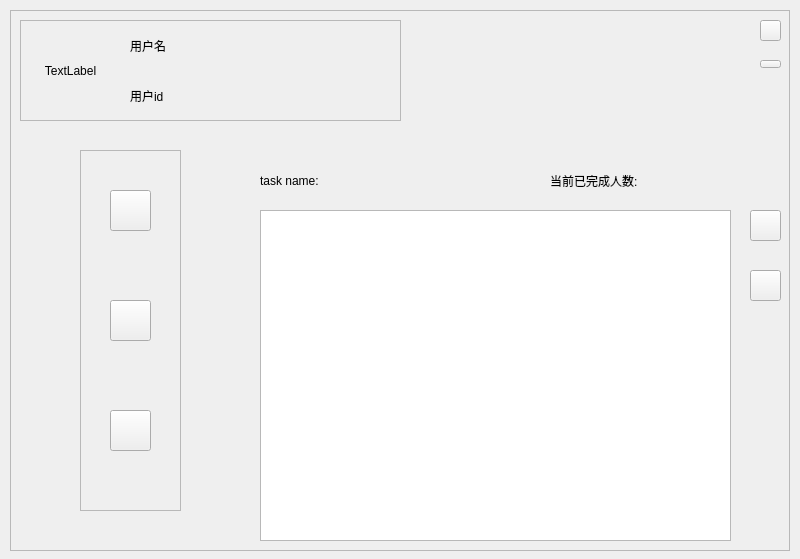
Before: the Qt Designer form teacher_main.ui in duoaidaoc/word-memorize-software, drawn with Qt 5.
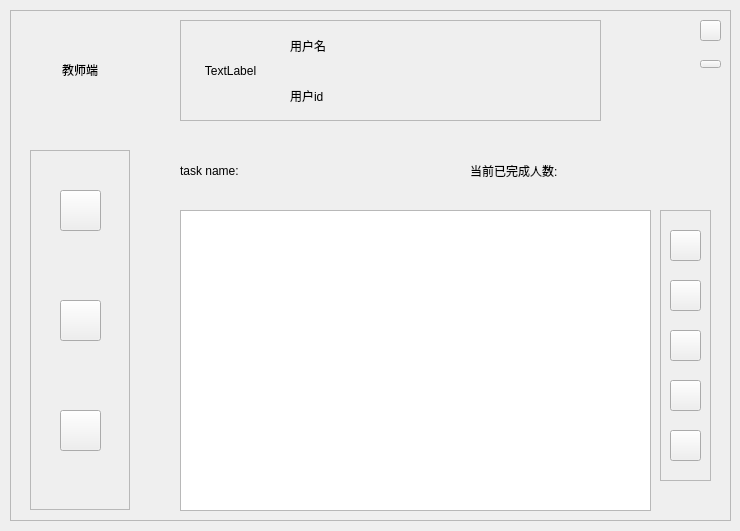
After: the same form once the commit is applied. The open tabs and pages were chosen to show the change.

Commit message: 老师端ui界面完成

Patch:
```diff
--- a/teacher_main.ui
+++ b/teacher_main.ui
@@ -6,8 +6,8 @@
    <rect>
     <x>0</x>
     <y>0</y>
-    <width>800</width>
-    <height>559</height>
+    <width>740</width>
+    <height>531</height>
    </rect>
   </property>
   <property name="windowTitle">
@@ -18,8 +18,8 @@
     <rect>
      <x>10</x>
      <y>10</y>
-     <width>780</width>
-     <height>541</height>
+     <width>721</width>
+     <height>511</height>
     </rect>
    </property>
    <property name="frameShape">
@@ -31,9 +31,9 @@
    <widget class="QFrame" name="info_frame">
     <property name="geometry">
      <rect>
-      <x>10</x>
+      <x>170</x>
       <y>10</y>
-      <width>381</width>
+      <width>421</width>
       <height>101</height>
      </rect>
     </property>
@@ -64,7 +64,7 @@
       <rect>
        <x>110</x>
        <y>10</y>
-       <width>251</width>
+       <width>261</width>
        <height>31</height>
       </rect>
      </property>
@@ -77,7 +77,7 @@
       <rect>
        <x>110</x>
        <y>60</y>
-       <width>251</width>
+       <width>261</width>
        <height>31</height>
       </rect>
      </property>
@@ -89,10 +89,10 @@
    <widget class="QFrame" name="btn_frame">
     <property name="geometry">
      <rect>
-      <x>70</x>
+      <x>20</x>
       <y>140</y>
-      <width>101</width>
-      <height>361</height>
+      <width>100</width>
+      <height>360</height>
      </rect>
     </property>
     <property name="frameShape">
@@ -153,7 +153,7 @@
    <widget class="QPushButton" name="min_button">
     <property name="geometry">
      <rect>
-      <x>750</x>
+      <x>690</x>
       <y>50</y>
       <width>21</width>
       <height>8</height>
@@ -166,7 +166,7 @@
    <widget class="QPushButton" name="close_button">
     <property name="geometry">
      <rect>
-      <x>750</x>
+      <x>690</x>
       <y>10</y>
       <width>21</width>
       <height>21</height>
@@ -179,10 +179,10 @@
    <widget class="QStackedWidget" name="stackedWidget">
     <property name="geometry">
      <rect>
-      <x>240</x>
-      <y>140</y>
-      <width>531</width>
-      <height>391</height>
+      <x>160</x>
+      <y>130</y>
+      <width>551</width>
+      <height>381</height>
      </rect>
     </property>
     <property name="currentIndex">
@@ -545,45 +545,6 @@
        </widget>
       </widget>
      </widget>
-     <widget class="QPushButton" name="btn_add_task">
-      <property name="geometry">
-       <rect>
-        <x>490</x>
-        <y>60</y>
-        <width>31</width>
-        <height>31</height>
-       </rect>
-      </property>
-      <property name="text">
-       <string/>
-      </property>
-     </widget>
-     <widget class="QPushButton" name="btn_del_task">
-      <property name="geometry">
-       <rect>
-        <x>490</x>
-        <y>110</y>
-        <width>31</width>
-        <height>31</height>
-       </rect>
-      </property>
-      <property name="text">
-       <string/>
-      </property>
-     </widget>
-     <widget class="QPushButton" name="btn_view_task_condition">
-      <property name="geometry">
-       <rect>
-        <x>490</x>
-        <y>160</y>
-        <width>31</width>
-        <height>31</height>
-       </rect>
-      </property>
-      <property name="text">
-       <string/>
-      </property>
-     </widget>
      <widget class="QLabel" name="label_class_of_task">
       <property name="geometry">
        <rect>
@@ -684,7 +645,7 @@
        <rect>
         <x>300</x>
         <y>10</y>
-        <width>191</width>
+        <width>181</width>
         <height>41</height>
        </rect>
       </property>
@@ -705,44 +666,214 @@
        <string>task name:</string>
       </property>
      </widget>
-     <widget class="QPushButton" name="btn_greater">
-      <property name="geometry">
-       <rect>
-        <x>500</x>
-        <y>60</y>
-        <width>31</width>
-        <height>31</height>
-       </rect>
-      </property>
-      <property name="text">
-       <string/>
-      </property>
-     </widget>
-     <widget class="QPushButton" name="btn_lower">
-      <property name="geometry">
-       <rect>
-        <x>500</x>
-        <y>120</y>
-        <width>31</width>
-        <height>31</height>
-       </rect>
-      </property>
-      <property name="text">
-       <string/>
-      </property>
-     </widget>
      <widget class="QTableWidget" name="tableWidget">
       <property name="geometry">
        <rect>
         <x>10</x>
-        <y>60</y>
+        <y>70</y>
         <width>471</width>
-        <height>331</height>
+        <height>301</height>
        </rect>
       </property>
      </widget>
+     <widget class="QFrame" name="btn_frame_2">
+      <property name="geometry">
+       <rect>
+        <x>490</x>
+        <y>70</y>
+        <width>51</width>
+        <height>271</height>
+       </rect>
+      </property>
+      <property name="frameShape">
+       <enum>QFrame::StyledPanel</enum>
+      </property>
+      <property name="frameShadow">
+       <enum>QFrame::Raised</enum>
+      </property>
+      <widget class="QPushButton" name="btn_del_task">
+       <property name="geometry">
+        <rect>
+         <x>10</x>
+         <y>220</y>
+         <width>31</width>
+         <height>31</height>
+        </rect>
+       </property>
+       <property name="text">
+        <string/>
+       </property>
+      </widget>
+      <widget class="QPushButton" name="btn_condition_to_content">
+       <property name="geometry">
+        <rect>
+         <x>10</x>
+         <y>120</y>
+         <width>31</width>
+         <height>31</height>
+        </rect>
+       </property>
+       <property name="text">
+        <string/>
+       </property>
+      </widget>
+      <widget class="QPushButton" name="btn_lower">
+       <property name="geometry">
+        <rect>
+         <x>10</x>
+         <y>70</y>
+         <width>31</width>
+         <height>31</height>
+        </rect>
+       </property>
+       <property name="text">
+        <string/>
+       </property>
+      </widget>
+      <widget class="QPushButton" name="btn_greater">
+       <property name="geometry">
+        <rect>
+         <x>10</x>
+         <y>20</y>
+         <width>31</width>
+         <height>31</height>
+        </rect>
+       </property>
+       <property name="text">
+        <string/>
+       </property>
+      </widget>
+      <widget class="QPushButton" name="btn_condition_to_task">
+       <property name="geometry">
+        <rect>
+         <x>10</x>
+         <y>170</y>
+         <width>31</width>
+         <height>31</height>
+        </rect>
+       </property>
+       <property name="text">
+        <string/>
+       </property>
+      </widget>
+     </widget>
+     <zorder>btn_frame_2</zorder>
+     <zorder>label_finish_count</zorder>
+     <zorder>label_task_name</zorder>
+     <zorder>tableWidget</zorder>
     </widget>
-    <widget class="QWidget" name="page_2"/>
+    <widget class="QWidget" name="task_content_page">
+     <widget class="QScrollArea" name="scrollArea_task_view">
+      <property name="geometry">
+       <rect>
+        <x>10</x>
+        <y>70</y>
+        <width>471</width>
+        <height>301</height>
+       </rect>
+      </property>
+      <property name="widgetResizable">
+       <bool>true</bool>
+      </property>
+      <widget class="QWidget" name="task_view_contents">
+       <property name="geometry">
+        <rect>
+         <x>0</x>
+         <y>0</y>
+         <width>469</width>
+         <height>299</height>
+        </rect>
+       </property>
+      </widget>
+     </widget>
+     <widget class="QFrame" name="btn_frame_3">
+      <property name="geometry">
+       <rect>
+        <x>490</x>
+        <y>70</y>
+        <width>51</width>
+        <height>151</height>
+       </rect>
+      </property>
+      <property name="frameShape">
+       <enum>QFrame::StyledPanel</enum>
+      </property>
+      <property name="frameShadow">
+       <enum>QFrame::Raised</enum>
+      </property>
+      <widget class="QPushButton" name="btn_del_task_2">
+       <property name="geometry">
+        <rect>
+         <x>10</x>
+         <y>110</y>
+         <width>31</width>
+         <height>31</height>
+        </rect>
+       </property>
+       <property name="text">
+        <string/>
+       </property>
+      </widget>
+      <widget class="QPushButton" name="btn_content_to_task">
+       <property name="geometry">
+        <rect>
+         <x>10</x>
+         <y>60</y>
+         <width>31</width>
+         <height>31</height>
+        </rect>
+       </property>
+       <property name="text">
+        <string/>
+       </property>
+      </widget>
+      <widget class="QPushButton" name="btn_content_to_condition">
+       <property name="geometry">
+        <rect>
+         <x>10</x>
+         <y>10</y>
+         <width>31</width>
+         <height>31</height>
+        </rect>
+       </property>
+       <property name="text">
+        <string/>
+       </property>
+      </widget>
+     </widget>
+     <widget class="QLabel" name="label_task_content">
+      <property name="geometry">
+       <rect>
+        <x>10</x>
+        <y>10</y>
+        <width>331</width>
+        <height>31</height>
+       </rect>
+      </property>
+      <property name="text">
+       <string>任务单词总览</string>
+      </property>
+     </widget>
+     <zorder>btn_frame_3</zorder>
+     <zorder>scrollArea_task_view</zorder>
+     <zorder>label_task_content</zorder>
+    </widget>
+   </widget>
+   <widget class="QLabel" name="label_teacher_main_pic">
+    <property name="geometry">
+     <rect>
+      <x>20</x>
+      <y>10</y>
+      <width>100</width>
+      <height>100</height>
+     </rect>
+    </property>
+    <property name="text">
+     <string>教师端</string>
+    </property>
+    <property name="alignment">
+     <set>Qt::AlignCenter</set>
+    </property>
    </widget>
   </widget>
  </widget>
```
Left out of the diff: 222 changed lines with no effect on the pictures. The commit also changes 21 other files.
